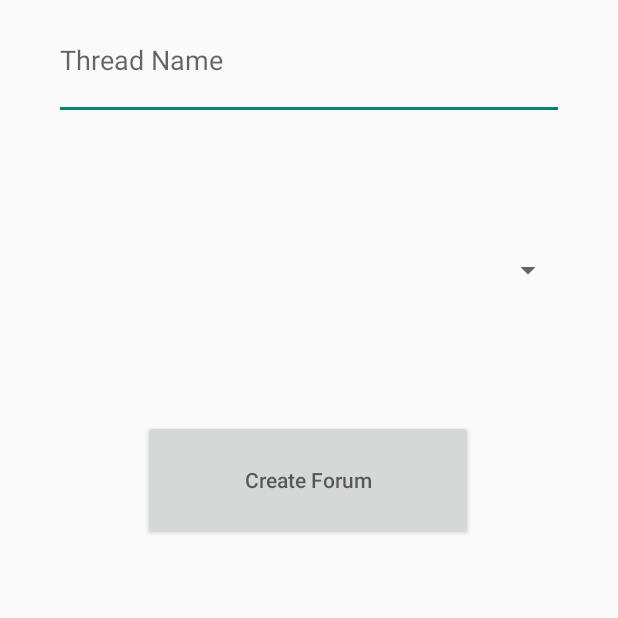
After one commit to Trev32198/schedule_sync_client, an Android app: the CreateForum screen opened directly, with no data from a screen before it, on a phone screen of 412 x 824 dp, the top half of it. The commit adds this screen. Run offline under Robolectric (Android 15) with nearby library versions, the phone set to English and light mode, and no system bars; network calls fail.

Commit message:
Forum Creation done

```diff
--- a/app/src/main/AndroidManifest.xml
+++ b/app/src/main/AndroidManifest.xml
@@ -12,6 +12,10 @@
         android:roundIcon="@mipmap/ic_launcher_round"
         android:supportsRtl="true"
         android:theme="@style/AppTheme">
+        <activity
+            android:name=".CreateForum"
+            android:theme="@style/Theme.AppCompat.Light.NoActionBar" />
+
         <activity
             android:name=".ExpandForum"
             android:theme="@style/Theme.AppCompat.Light.NoActionBar" />
--- /dev/null
+++ b/app/src/main/java/com/example/myapplication/CreateForum.java
@@ -0,0 +1,66 @@
+package com.example.myapplication;
+
+import android.content.Intent;
+import android.os.Bundle;
+import android.view.View;
+import android.widget.ArrayAdapter;
+import android.widget.Spinner;
+import android.widget.TextView;
+
+import androidx.appcompat.app.AppCompatActivity;
+
+import java.io.IOException;
+import java.util.ArrayList;
+
+public class CreateForum extends AppCompatActivity {
+
+    TextView forumTitle;
+    Spinner classChoice;
+
+    @Override
+    protected void onCreate(Bundle savedInstanceState) {
+        super.onCreate(savedInstanceState);
+        setContentView(R.layout.activity_create_forum);
+
+        forumTitle = findViewById(R.id.enterForumTitle);
+        classChoice = findViewById(R.id.forumClassSpinner);
+
+        addItemsOnSpinner2();
+    }
+
+
+    public void addItemsOnSpinner2() {
+        Spinner classSpinner = findViewById(R.id.forumClassSpinner);
+        // Get course list from Moodle API
+        MoodleAPI.setCredentials();
+        MoodleAPI.checkCredentials();
+        try {
+            MoodleAPI.fetchClassList();
+        } catch (IOException e) {
+            e.printStackTrace();
+        }
+        ArrayList<String> courseNames = new ArrayList<>();
+        for (MoodleCourse course : MoodleAPI.getCourseList()) {
+            courseNames.add(course.getShortName());
+        }
+        ArrayAdapter<String> dataAdapter = new ArrayAdapter<String>(this,
+                android.R.layout.simple_spinner_item,
+                courseNames);
+        dataAdapter.setDropDownViewResource(android.R.layout.simple_spinner_dropdown_item);
+        classSpinner.setAdapter(dataAdapter);
+    }
+
+    public void createForum(View view){
+
+        DiscussionThread discussionThread = new DiscussionThread(forumTitle.toString(),
+                classChoice.getSelectedItem().toString());
+
+        if (ClientCommunicator.postNewThread(discussionThread)) {
+            CreateForum.this.finish();
+        }
+        else{
+            startActivity(new Intent(CreateForum.this, CreateForum.class));
+            CreateForum.this.finish();
+        }
+    }
+}
--- a/app/src/main/java/com/example/myapplication/HomeScreen.java
+++ b/app/src/main/java/com/example/myapplication/HomeScreen.java
@@ -38,6 +38,10 @@ public class HomeScreen extends AppCompatActivity {
         startActivity(new Intent(HomeScreen.this, ViewZoomList.class ));
     }
 
+    public void createForum(View view){
+        startActivity(new Intent( HomeScreen.this, CreateForum.class));
+    }
+
     public void viewForum(View view){
         startActivity(new Intent(HomeScreen.this, ViewForumList.class ));
     }
--- a/app/src/main/java/com/example/myapplication/LogIn.java
+++ b/app/src/main/java/com/example/myapplication/LogIn.java
@@ -6,7 +6,6 @@ import android.content.SharedPreferences;
 import android.os.Bundle;
 import android.text.TextUtils;
 import android.view.View;
-import android.widget.Button;
 import android.widget.EditText;
 
 import androidx.appcompat.app.AppCompatActivity;
@@ -35,7 +34,7 @@ public class LogIn extends AppCompatActivity {
         // Similarly for context
         context = getApplicationContext();
 
-        userName = findViewById(R.id.enterUserName);
+        userName = findViewById(R.id.enterForumTitle);
         password = findViewById(R.id.enterPassword);
 
     }
--- /dev/null
+++ b/app/src/main/res/layout/activity_create_forum.xml
@@ -0,0 +1,49 @@
+<?xml version="1.0" encoding="utf-8"?>
+<androidx.constraintlayout.widget.ConstraintLayout xmlns:android="http://schemas.android.com/apk/res/android"
+    xmlns:tools="http://schemas.android.com/tools"
+    android:layout_width="match_parent"
+    android:layout_height="match_parent"
+    xmlns:app="http://schemas.android.com/apk/res-auto">
+
+    <EditText
+        android:id="@+id/enterForumTitle"
+        android:layout_width="340dp"
+        android:layout_height="80dp"
+        android:layout_marginBottom="60dp"
+        android:autofillHints=""
+        android:ems="10"
+        android:hint="Thread Name"
+        android:inputType="textPersonName"
+
+        android:singleLine="false"
+        app:layout_constraintBottom_toTopOf="@+id/forumClassSpinner"
+        app:layout_constraintEnd_toEndOf="parent"
+        app:layout_constraintHorizontal_bias="0.503"
+        app:layout_constraintStart_toStartOf="parent" />
+
+    <Spinner
+        android:id="@+id/forumClassSpinner"
+        android:layout_width="340dp"
+        android:layout_height="80dp"
+        android:layout_marginTop="60dp"
+        app:layout_constraintEnd_toEndOf="parent"
+        app:layout_constraintStart_toStartOf="parent"
+        app:layout_constraintTop_toBottomOf="@+id/enterForumTitle" />
+
+
+    <Button
+        android:id="@+id/createForumButton"
+        android:layout_width="220dp"
+        android:layout_height="80dp"
+
+        android:layout_marginTop="60dp"
+        android:hint="Create Forum"
+        android:onClick="createForum"
+        app:layout_constraintEnd_toEndOf="parent"
+        app:layout_constraintHorizontal_bias="0.497"
+        app:layout_constraintStart_toStartOf="parent"
+        app:layout_constraintTop_toBottomOf="@+id/forumClassSpinner" />
+
+
+
+</androidx.constraintlayout.widget.ConstraintLayout>
--- a/app/src/main/res/layout/content_main.xml
+++ b/app/src/main/res/layout/content_main.xml
@@ -29,7 +29,7 @@
         tools:srcCompat="@drawable/logo" />
 
     <EditText
-        android:id="@+id/enterUserName"
+        android:id="@+id/enterForumTitle"
         android:layout_width="340dp"
         android:layout_height="80dp"
         android:layout_marginStart="99dp"
@@ -61,7 +61,7 @@
         app:layout_constraintEnd_toEndOf="parent"
         app:layout_constraintHorizontal_bias="0.5"
         app:layout_constraintStart_toStartOf="parent"
-        app:layout_constraintTop_toBottomOf="@+id/enterUserName" />
+        app:layout_constraintTop_toBottomOf="@+id/enterForumTitle" />
 
     <Button
         android:id="@+id/confirmLogIn"
@@ -78,7 +78,7 @@
 
 
     <Button
-        android:id="@+id/createAccount"
+        android:id="@+id/createForumButton"
         android:layout_width="220dp"
         android:layout_height="40dp"
         android:layout_marginTop="40dp"
```
Also changed, not shown: app/src/main/java/com/example/myapplication/CreateAccount.java (+4 -12 lines), app/src/main/res/layout/activity_create_account.xml (+6 -7 lines), app/src/main/res/layout/activity_expand_forum.xml (+19 -8 lines), app/src/main/res/layout/content_home_screen.xml (+7 -0 lines).
